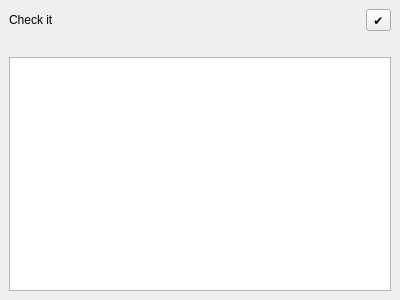
Qt form QgisModelBaker/ui/validator.ui (opengisch/QgisModelBaker) before a commit.
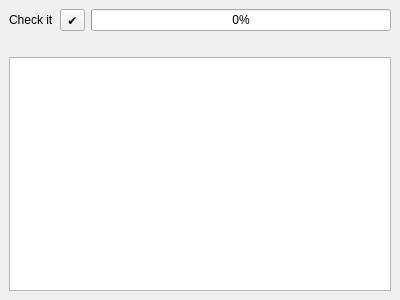
The same form after that commit.

Commit message: dynamic main model for validation result gui control and progress bar with validation status.

```diff
--- a/QgisModelBaker/ui/validator.ui
+++ b/QgisModelBaker/ui/validator.ui
@@ -31,6 +31,13 @@
         </property>
        </widget>
       </item>
+      <item>
+       <widget class="QProgressBar" name="progress_bar">
+        <property name="value">
+         <number>0</number>
+        </property>
+       </widget>
+      </item>
      </layout>
     </item>
     <item>
```
The commit also changes 2 other files.
